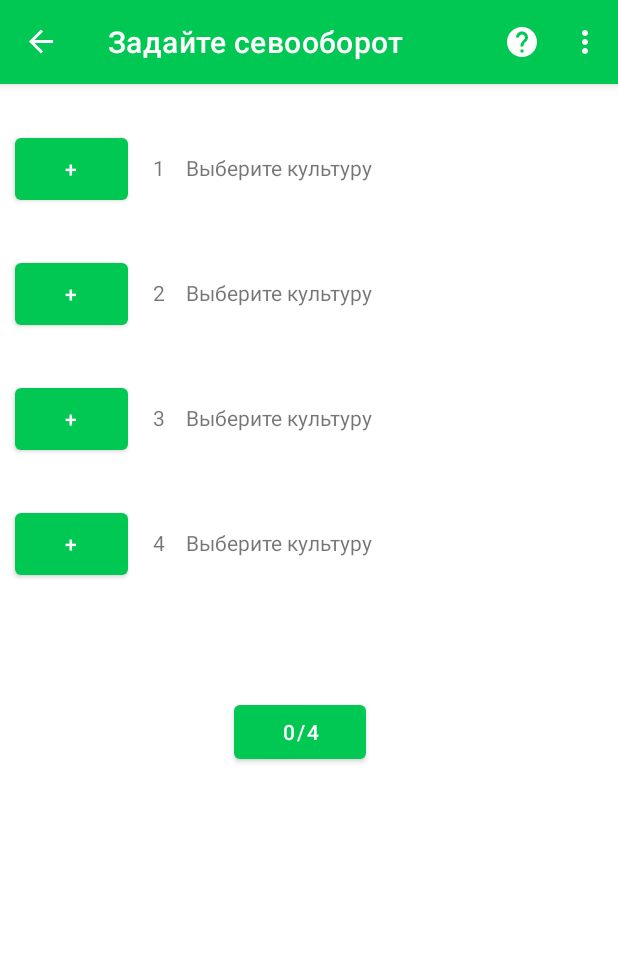
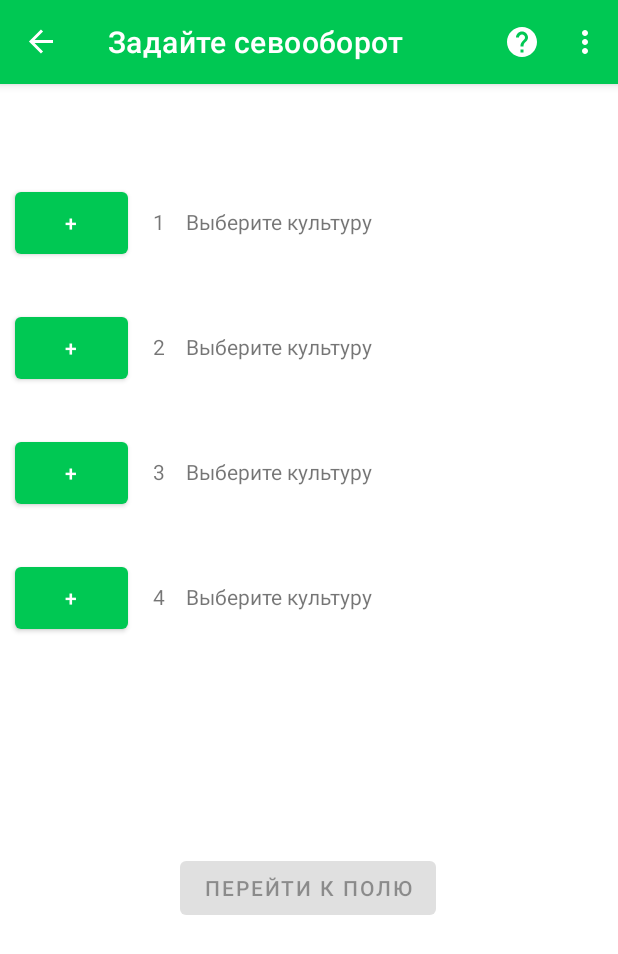
Before and after one commit to prolapsed-kneecap/AgayUniversity, an Android app: the SevoobFragment screen opened through its navigation route, on a phone screen of 412 x 824 dp. Shown: the top 954 px of the screen. Run offline under Robolectric (Android 15) with nearby library versions, the phone set to English and light mode, and no system bars; our stand-ins replace navigation-ui.

Commit message:
toGameFragmentButton fix. CustomListener

```diff
--- a/app/build.gradle
+++ b/app/build.gradle
@@ -32,6 +32,7 @@ android {
 }
 
 dependencies {
+    implementation 'com.params.progressview:step-progress:1.0.2'
     implementation "org.jetbrains.kotlinx:kotlinx-coroutines-core:1.3.9"
     implementation "org.jetbrains.kotlinx:kotlinx-coroutines-android:1.3.9"
     implementation "org.jetbrains.kotlin:kotlin-stdlib:$kotlin_version"
--- /dev/null
+++ b/app/src/main/java/com/polich/kneecap/CultureSelectListener.kt
@@ -0,0 +1,6 @@
+package com.polich.kneecap
+
+interface CultureSelectListener {
+    fun onCultureSelected()
+
+}
--- a/app/src/main/java/com/polich/kneecap/adapters/RecyclerViewAdapterSevoob.kt
+++ b/app/src/main/java/com/polich/kneecap/adapters/RecyclerViewAdapterSevoob.kt
@@ -12,18 +12,21 @@ import android.webkit.WebView
 import android.widget.Button
 import android.widget.ImageView
 import android.widget.TextView
+import android.widget.Toast
+import android.widget.Toast.LENGTH_SHORT
 import androidx.core.content.res.TypedArrayUtils.getString
 import androidx.fragment.app.Fragment
 import androidx.navigation.findNavController
 import androidx.recyclerview.widget.RecyclerView
 import com.google.android.material.floatingactionbutton.FloatingActionButton
+import com.polich.kneecap.CultureSelectListener
 import com.polich.kneecap.R
 import com.polich.kneecap.data.Plants
 import com.polich.kneecap.data.Sevoob.addButtonClicked
 import com.polich.kneecap.data.Sevoob.culturesChosen
 import com.polich.kneecap.fragment.WebFragment
 
-class SevoobRecyclerViewAdapter(var fragment:Fragment, private val values: List<String>) :
+class SevoobRecyclerViewAdapter(var fragment:Fragment, private val values: List<String>, private val cultureSelectListener: CultureSelectListener) :
     RecyclerView.Adapter<SevoobRecyclerViewAdapter.MyViewHolder>() {
 
     override fun getItemCount() = values.size
@@ -49,7 +52,7 @@ class SevoobRecyclerViewAdapter(var fragment:Fragment, private val values: List<
 
         @SuppressLint("RestrictedApi")
         fun onBing(position: Int){
-            addButton.setOnClickListener {
+            addButton.setOnClickListener{
                 if (!buttonsClickedMutableList[position]){
                     var checkedItem = 1
                     var builder = AlertDialog.Builder(fragment.requireContext())
@@ -64,13 +67,15 @@ class SevoobRecyclerViewAdapter(var fragment:Fragment, private val values: List<
                             helpButton.visibility = VISIBLE
                             selectedCulture.text = Plants.plants[checkedItem]
                             culturesChosen++
+                            cultureSelectListener.onCultureSelected()
                         }
                         .setNegativeButton("Отмена") {
                                 dialog, id ->
                         }
                     val dialog = builder.create()
                     dialog.show()
-                    var Culture_info_list = arrayListOf<String>(itemView.resources.getString(R.string.url_rozh),
+                    var Culture_info_list = arrayListOf<String>(
+                        itemView.resources.getString(R.string.url_rozh),
                         itemView.resources.getString(R.string.url_oves),
                         itemView.resources.getString(R.string.url_Psheno),
                         itemView.resources.getString(R.string.url_grech),
@@ -105,12 +110,13 @@ class SevoobRecyclerViewAdapter(var fragment:Fragment, private val values: List<
                     }
                 }
                 else {
+                    culturesChosen-=1
+                    cultureSelectListener.onCultureSelected()
                     buttonsClickedMutableList[position] = false
                     helpButton.visibility = INVISIBLE
                     addButton.text = "+"
                     selectedCulture.text = "Выберите растение"
                 }
-
             }
 
         }
@@ -122,4 +128,7 @@ class SevoobRecyclerViewAdapter(var fragment:Fragment, private val values: List<
         }
         return buttonsClickedMutableList
     }
+    /*fun NextField(){
+
+    }*/
 }
--- a/app/src/main/java/com/polich/kneecap/data/Plants.kt
+++ b/app/src/main/java/com/polich/kneecap/data/Plants.kt
@@ -85,6 +85,7 @@ object PlayerResults{
     )
 }
 object Sevoob{
+    var currentFieldNumber = 1
     var culturesChosen = 0
     var addButtonClicked = false
 }
--- a/app/src/main/java/com/polich/kneecap/fragment/SevoobFragment.kt
+++ b/app/src/main/java/com/polich/kneecap/fragment/SevoobFragment.kt
@@ -1,7 +1,5 @@
 package com.polich.kneecap.fragment
 
-import android.app.AlertDialog
-import android.app.Dialog
 import android.os.Bundle
 import android.view.LayoutInflater
 import android.view.View
@@ -16,8 +14,8 @@ import androidx.recyclerview.widget.RecyclerView
 
 import com.polich.kneecap.*
 import com.polich.kneecap.adapters.SevoobRecyclerViewAdapter
-import com.polich.kneecap.data.Plants.plants
 import com.polich.kneecap.data.Sevoob.culturesChosen
+import com.polich.kneecap.data.Sevoob.currentFieldNumber
 
 
 class SevoobFragment : Fragment() {
@@ -35,17 +33,19 @@ class SevoobFragment : Fragment() {
         val view = inflater.inflate(R.layout.fragment_sevoob, container, false)
 
         var recycler : RecyclerView = view.findViewById(R.id.rekukler)
-        var moveToGameFragmentButton:Button = view.findViewById(R.id.moveToGameFragmentButton)
-
+        var moveToNextField:Button = view.findViewById(R.id.moveToGameFragmentButton)
         var columns = 1
 
-        moveToGameFragmentButton.text = "$culturesChosen/${sevoob.size}"
-        moveToGameFragmentButton.setOnClickListener{
+        moveToNextField.isEnabled = false
+        moveToNextField.setOnClickListener{
             view?.findNavController()?.navigate(R.id.action_eventFragment_to_gameFragment)
         }
-
         recycler.layoutManager = GridLayoutManager(requireContext(), columns)
-        val adapter = SevoobRecyclerViewAdapter(this, sevoob)
+        val adapter = SevoobRecyclerViewAdapter(this, sevoob, object : CultureSelectListener {
+            override fun onCultureSelected() {
+                moveToNextField.isEnabled = culturesChosen == sevoob.size
+            }
+        })
         recycler.adapter = adapter
         return view
     }
--- a/app/src/main/res/layout/fragment_sevoob.xml
+++ b/app/src/main/res/layout/fragment_sevoob.xml
@@ -2,6 +2,7 @@
 <androidx.constraintlayout.widget.ConstraintLayout xmlns:android="http://schemas.android.com/apk/res/android"
     xmlns:app="http://schemas.android.com/apk/res-auto"
     xmlns:tools="http://schemas.android.com/tools"
+    android:id="@+id/FieldNumberTextView"
     android:layout_width="match_parent"
     android:layout_height="match_parent"
     tools:context=".fragment.ResultFragment">
@@ -23,6 +24,7 @@
         android:id="@+id/rekukler"
         android:layout_width="match_parent"
         android:layout_height="400dp"
+        android:layout_marginTop="36dp"
         app:layout_constraintStart_toStartOf="parent"
         app:layout_constraintTop_toTopOf="parent" />
 
@@ -30,12 +32,13 @@
         android:id="@+id/moveToGameFragmentButton"
         android:layout_width="wrap_content"
         android:layout_height="wrap_content"
-        android:layout_marginStart="156dp"
-        android:layout_marginLeft="156dp"
-        android:layout_marginTop="8dp"
-        android:text="0/4"
+        android:layout_marginStart="120dp"
+        android:layout_marginLeft="120dp"
+        android:layout_marginTop="76dp"
+        android:text="Перейти к полю"
         app:layout_constraintStart_toStartOf="parent"
         app:layout_constraintTop_toBottomOf="@+id/rekukler" />
+
     <!--
         <TextView
             android:id="@+id/text_select_sevoob"
@@ -60,6 +63,4 @@
             app:layout_constraintTop_toTopOf="parent" />-->
 
 
-
-
 </androidx.constraintlayout.widget.ConstraintLayout>
--- a/app/src/main/res/values/colors.xml
+++ b/app/src/main/res/values/colors.xml
@@ -14,4 +14,5 @@
     <color name="colorBackground">#FFFF5500</color>
     <color name="colorPaint">#FFFFEB3B</color>
     <color name="grey">#b5b5b5</color>
+    <color name="green">#00FF00</color>
 </resources>
--- a/app/src/main/res/values/strings.xml
+++ b/app/src/main/res/values/strings.xml
@@ -1,7 +1,7 @@
 <resources>
     <string name="app_name">Agronomist</string>
     <string name="harvest">Собрать урожай</string>
-    <string name="to_plant">Посадить</string>
+    <string name="to_plant">Посев</string>
     <string name="technics">Техника</string>
     <string name="culture">Культуры</string>
     <string name="planted">Посадка</string>
```
